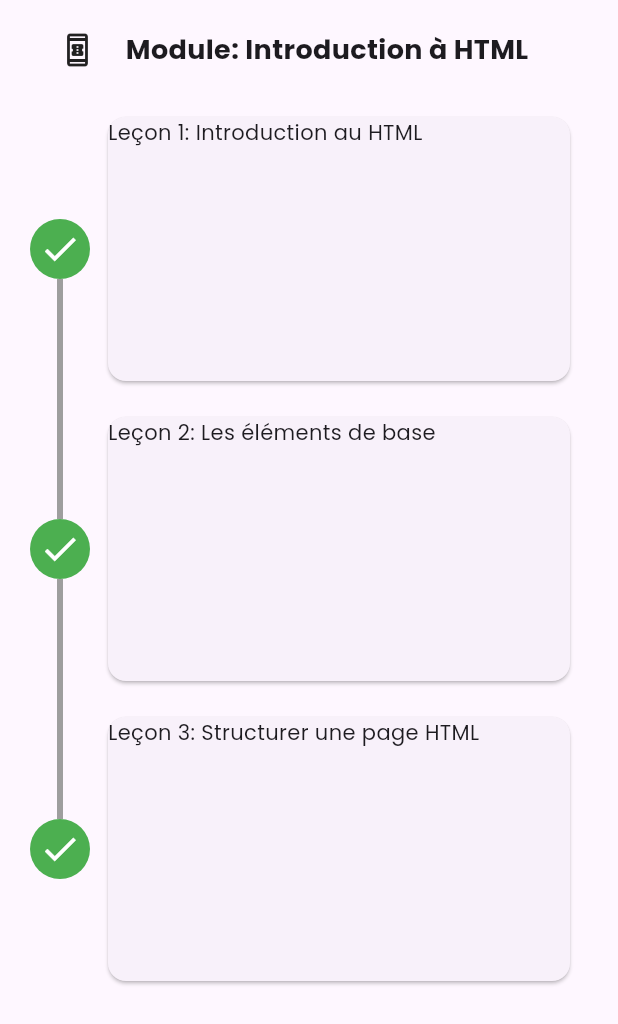
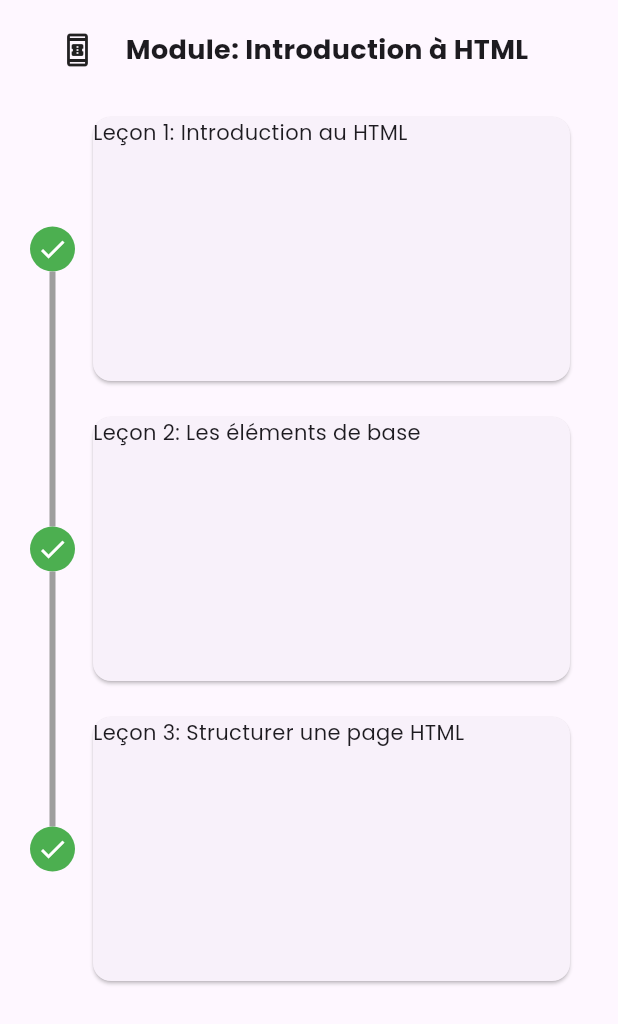
Before and after one commit to Godisouleymane/Nerd-app, a Flutter app: the HtmlVieww screen opened directly, on a phone screen of 412 x 824 dp. Shown: the top 1024 px of the screen. Run offline on Flutter 3.47's test engine with Material 3 defaults, Android fonts, the phone set to English and light mode, and no system bars; drawn by our look-alikes of timeline_tile; our stand-ins replace cloud_firestore, firebase_auth, firebase_core, flutter_svg, gap, google_fonts and 2 more; missing offline and left inert: dev_icons; accounts and stored records are empty.

```diff
--- a/lib/views/parcours/html/screenHTML.dart
+++ b/lib/views/parcours/html/screenHTML.dart
@@ -68,7 +68,7 @@ class _HtmlViewwState extends State<HtmlVieww> {
                             alignment: TimelineAlign.start,
                             lineXY: 0.1,
                             indicatorStyle: IndicatorStyle(
-                              width: 40,
+                              width: 30,
                               color: Colors.green,
                               iconStyle: IconStyle(
                                   iconData: Icons.check, color: Colors.white),
```
